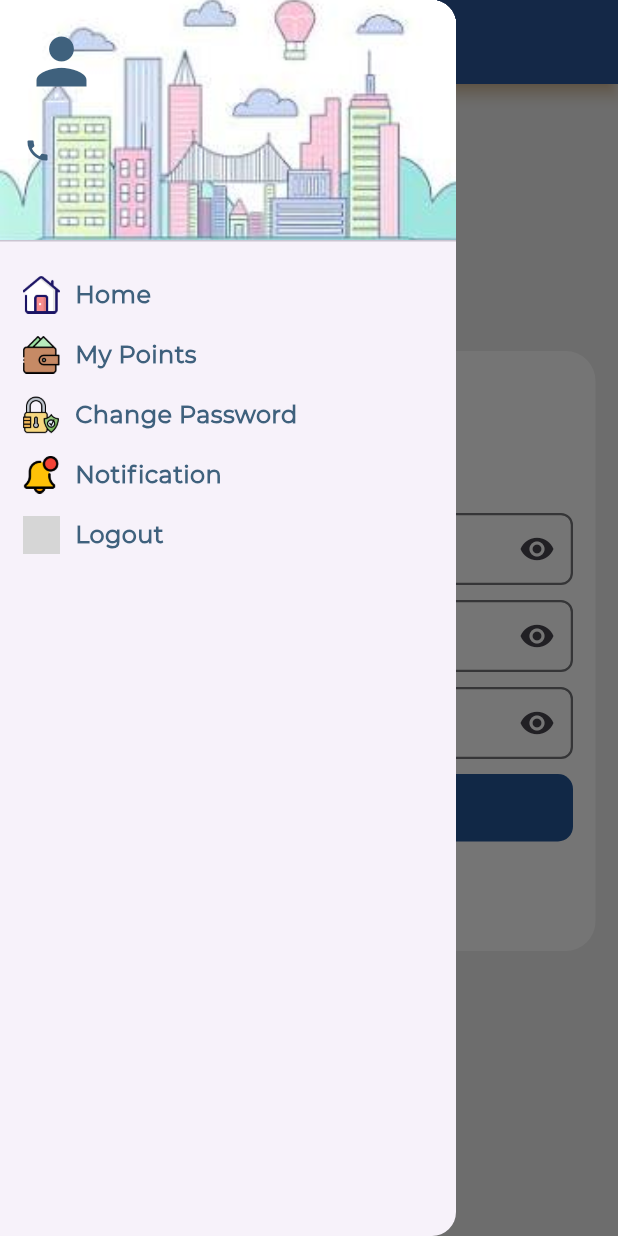
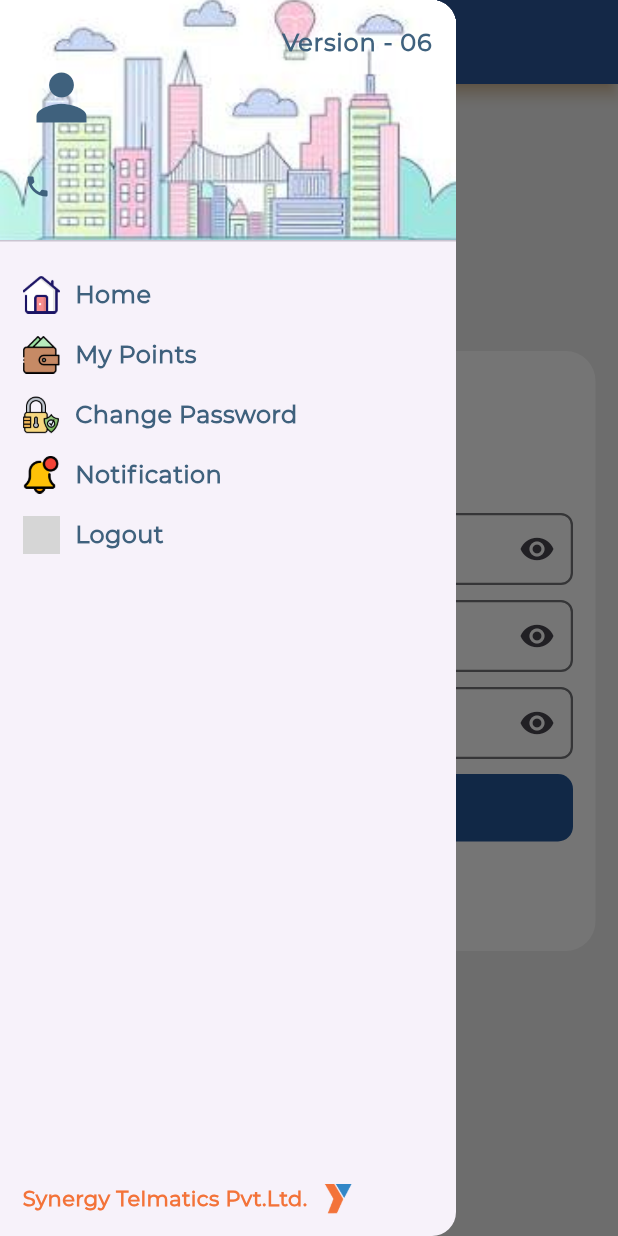
Before and after one commit to Soyabali/GNIDA-Officers, a Flutter app: the MyHomePage screen opened directly, with the side drawer open, on a phone screen of 412 x 824 dp. Run offline on Flutter 3.47's test engine with Material 3 defaults, Android fonts, the phone set to English and light mode, and no system bars; our stand-ins replace flutter_easyloading, flutter_svg_provider, fluttertoast, geolocator, google_fonts, google_maps_flutter and 4 more; accounts and stored records are empty; network calls fail; project files that could hold a hidden picture were left out; grey boxes are pictures that could not be loaded.

Commit message:
fix bug all application

```diff
--- a/lib/main.dart
+++ b/lib/main.dart
@@ -25,7 +25,6 @@ configLoading() {
     ..userInteractions = true
     ..dismissOnTap = false;
 }
-
 class MyApp extends StatelessWidget {
   const MyApp({super.key});
 
--- a/lib/screens/generalFunction.dart
+++ b/lib/screens/generalFunction.dart
@@ -1,10 +1,13 @@
 import 'package:flutter/cupertino.dart';
 import 'package:flutter/material.dart';
+import 'package:flutter/widgets.dart';
 import 'package:fluttertoast/fluttertoast.dart';
 import 'package:noidaone/resources/routes_managements.dart';
 import 'package:shared_preferences/shared_preferences.dart';
 import 'package:url_launcher/url_launcher.dart';
 
+import '../resources/assets_manager.dart';
+import '../resources/values_manager.dart';
 import 'changePassword.dart';
 import 'homeScreen.dart';
 import 'loginScreen_2.dart';
@@ -28,14 +31,7 @@ class GeneralFunction {
     //displayToastlogout();
     goNext(context);
   }
-  // goNext(BuildContext context){
-  //
-  //   Navigator.pushReplacement(
-  //     context,
-  //     MaterialPageRoute(
-  //         builder: (context) => LoginScreen_2()),
-  //   );
-  // }
+
   goNext(BuildContext context) {
     Navigator.pushAndRemoveUntil(
       context,
@@ -44,16 +40,15 @@ class GeneralFunction {
     );
   }
   // drawerFunction
-   drawerFunction(BuildContext context,String sName,String sContactNo){
+  drawerFunction(BuildContext context, String sName, String sContactNo) {
     return Drawer(
-      child: ListView(
-        padding: EdgeInsets.zero,
+      child: Column(
+        crossAxisAlignment: CrossAxisAlignment.stretch,
         children: <Widget>[
           DrawerHeader(
             decoration: const BoxDecoration(
               image: DecorationImage(
-                  image: AssetImage(
-                      'assets/images/citysimpe.png'), // Replace with your asset image path
+                image: AssetImage('assets/images/citysimpe.png'), // Replace with your asset image path
                 fit: BoxFit.cover,
               ),
             ),
@@ -61,7 +56,21 @@ class GeneralFunction {
               mainAxisAlignment: MainAxisAlignment.start,
               crossAxisAlignment: CrossAxisAlignment.start,
               children: [
-                  const Icon(
+                Row(
+                  mainAxisAlignment: MainAxisAlignment.end,
+                  children: [
+                    Text(
+                      'Version - 06',
+                      style: TextStyle(
+                        fontFamily: 'Montserrat',
+                        color: Color(0xff3f617d),
+                        fontSize: 16.0,
+                        fontWeight: FontWeight.bold,
+                      ),
+                    ),
+                  ],
+                ),
+                Icon(
                   Icons.person,
                   size: 50,
                   color: Color(0xff3f617d),
@@ -72,7 +81,8 @@ class GeneralFunction {
                     fontFamily: 'Montserrat',
                     color: Color(0xff3f617d),
                     fontSize: 16.0,
-                        fontWeight: FontWeight.bold),
+                    fontWeight: FontWeight.bold,
+                  ),
                 ),
                 Row(
                   mainAxisAlignment: MainAxisAlignment.start,
@@ -89,16 +99,17 @@ class GeneralFunction {
                         fontFamily: 'Montserrat',
                         color: Color(0xff3f617d),
                         fontSize: 16.0,
-                            fontWeight: FontWeight.bold),
+                        fontWeight: FontWeight.bold,
+                      ),
                     ),
                   ],
                 )
               ],
-              )),
+            ),
+          ),
           Padding(
             padding: const EdgeInsets.only(left: 15, right: 15, top: 15),
             child: SingleChildScrollView(
-              // Wrap with SingleChildScrollView to make it scrollable
               child: Column(
                 crossAxisAlignment: CrossAxisAlignment.start,
                 children: [
@@ -107,19 +118,19 @@ class GeneralFunction {
                       Navigator.push(
                         context,
                         MaterialPageRoute(
-                            builder: (context) => const HomePage()),
+                          builder: (context) => const HomePage(),
+                        ),
                       );
-                      // Add your navigation or action logic here
                     },
                     child: Row(
                       mainAxisAlignment: MainAxisAlignment.start,
                       children: <Widget>[
                         Image.asset(
-                          'assets/images/home_nw.png', // Replace with your asset image path
-                          width: 25, // Adjust image width as needed
-                          height: 25, // Adjust image height as needed
+                          'assets/images/home_nw.png',
+                          width: 25,
+                          height: 25,
                         ),
-                        SizedBox(width: 10),
+                        const SizedBox(width: 10),
                         const Text(
                           'Home',
                           style: TextStyle(
@@ -132,25 +143,25 @@ class GeneralFunction {
                       ],
                     ),
                   ),
-
-                  SizedBox(height: 15),
+                  const SizedBox(height: 15),
                   GestureDetector(
                     onTap: () {
                       Navigator.push(
                         context,
                         MaterialPageRoute(
-                            builder: (context) => const Mypoint()),
+                          builder: (context) => const Mypoint(),
+                        ),
                       );
                     },
                     child: Row(
                       mainAxisAlignment: MainAxisAlignment.start,
                       children: <Widget>[
                         Image.asset(
-                          'assets/images/my_wallet.png', // Replace with your asset image path
-                          width: 25, // Adjust image width as needed
-                          height: 25, // Adjust image height as needed
+                          'assets/images/my_wallet.png',
+                          width: 25,
+                          height: 25,
                         ),
-                        SizedBox(width: 10),
+                        const SizedBox(width: 10),
                         const Text(
                           'My Points',
                           style: TextStyle(
@@ -163,24 +174,25 @@ class GeneralFunction {
                       ],
                     ),
                   ),
-                  SizedBox(height: 15),
+                  const SizedBox(height: 15),
                   GestureDetector(
                     onTap: () {
                       Navigator.push(
                         context,
                         MaterialPageRoute(
-                            builder: (context) => const ChangePassWord()),
+                          builder: (context) => const ChangePassWord(),
+                        ),
                       );
                     },
                     child: Row(
                       mainAxisAlignment: MainAxisAlignment.start,
                       children: <Widget>[
                         Image.asset(
-                          'assets/images/change_password_nw.png', // Replace with your asset image path
-                          width: 25, // Adjust image width as needed
-                          height: 25, // Adjust image height as needed
+                          'assets/images/change_password_nw.png',
+                          width: 25,
+                          height: 25,
                         ),
-                        SizedBox(width: 10),
+                        const SizedBox(width: 10),
                         const Text(
                           'Change Password',
                           style: TextStyle(
@@ -193,24 +205,25 @@ class GeneralFunction {
                       ],
                     ),
                   ),
-                  SizedBox(height: 15),
+                  const SizedBox(height: 15),
                   GestureDetector(
                     onTap: () {
                       Navigator.push(
                         context,
                         MaterialPageRoute(
-                            builder: (context) => NotificationPage()),
+                          builder: (context) => const NotificationPage(),
+                        ),
                       );
                     },
                     child: Row(
                       mainAxisAlignment: MainAxisAlignment.start,
                       children: <Widget>[
                         Image.asset(
-                          'assets/images/notification.png', // Replace with your asset image path
-                          width: 25, // Adjust image width as needed
-                          height: 25, // Adjust image height as needed
+                          'assets/images/notification.png',
+                          width: 25,
+                          height: 25,
                         ),
-                        SizedBox(width: 10),
+                        const SizedBox(width: 10),
                         const Text(
                           'Notification',
                           style: TextStyle(
@@ -223,7 +236,7 @@ class GeneralFunction {
                       ],
                     ),
                   ),
-                  SizedBox(height: 15),
+                  const SizedBox(height: 15),
                   GestureDetector(
                     onTap: () {
                       _showBottomSheet(context);
@@ -232,11 +245,11 @@ class GeneralFunction {
                       mainAxisAlignment: MainAxisAlignment.start,
                       children: <Widget>[
                         Image.asset(
-                          'assets/images/logout_new.png', // Replace with your asset image path
-                          width: 25, // Adjust image width as needed
-                          height: 25, // Adjust image height as needed
+                          'assets/images/logout_new.png',
+                          width: 25,
+                          height: 25,
                         ),
-                        SizedBox(width: 10),
+                        const SizedBox(width: 10),
                         const Text(
                           'Logout',
                           style: TextStyle(
@@ -249,8 +262,40 @@ class GeneralFunction {
                       ],
                     ),
                   ),
-                  // SizedBox(height: 280),
                 ],
+              ),
+            ),
+          ),
+          Expanded(
+            child: Align(
+              alignment: Alignment.bottomCenter,
+              child: Padding(
+                padding: EdgeInsets.only(bottom: 5.0,left: 15),
+                child: Row(
+                  mainAxisAlignment: MainAxisAlignment.start,
+                  children: <Widget>[
+                    const Text('Synergy Telmatics Pvt.Ltd.',style: TextStyle(
+                      fontFamily: 'Montserrat',
+                      color: Color(0xffF37339),//#F37339
+                      fontSize: 14.0,
+                      fontWeight: FontWeight.bold,
+                    ),),
+                    const SizedBox(width: 0),
+                    Padding(
+                      padding: EdgeInsets.only(right: AppSize.s10),
+                      child: Container(
+                        margin: EdgeInsets.all(AppSize.s10),
+                        child: Image.asset(
+                          ImageAssets.favicon,
+                          //width: AppSize.s50,
+                          width: 20,
+                          height: 20,
+                          fit: BoxFit.cover,
+                        ),
+                      ),
+                    ),
+                  ],
+                ),
               ),
             ),
           ),
--- a/lib/screens/loginScreen_2.dart
+++ b/lib/screens/loginScreen_2.dart
@@ -229,7 +229,6 @@ class _LoginPageState extends State<LoginPage> {
                   ),
                   ],
                 ),
-
             ),
           ),
         );
--- a/lib/screens/splacescreen.dart
+++ b/lib/screens/splacescreen.dart
@@ -95,7 +95,6 @@ class _SplaceState extends State<Splace> {
     var msg = "${loginMap['Msg']}";
     print('---73--$result');
     print('---74--$msg');
-
     if(result=="1"){
       // Navigator.push(
       //                 context,
```
Also changed, not shown: pubspec.lock, 7 other files. Lines whose indentation alone changed are shown as unchanged.
